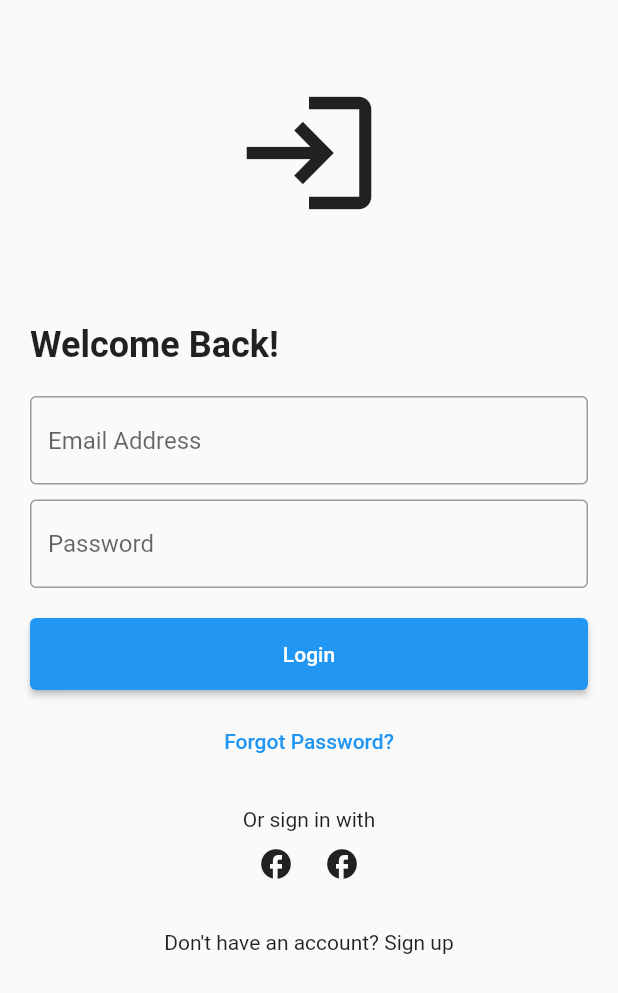
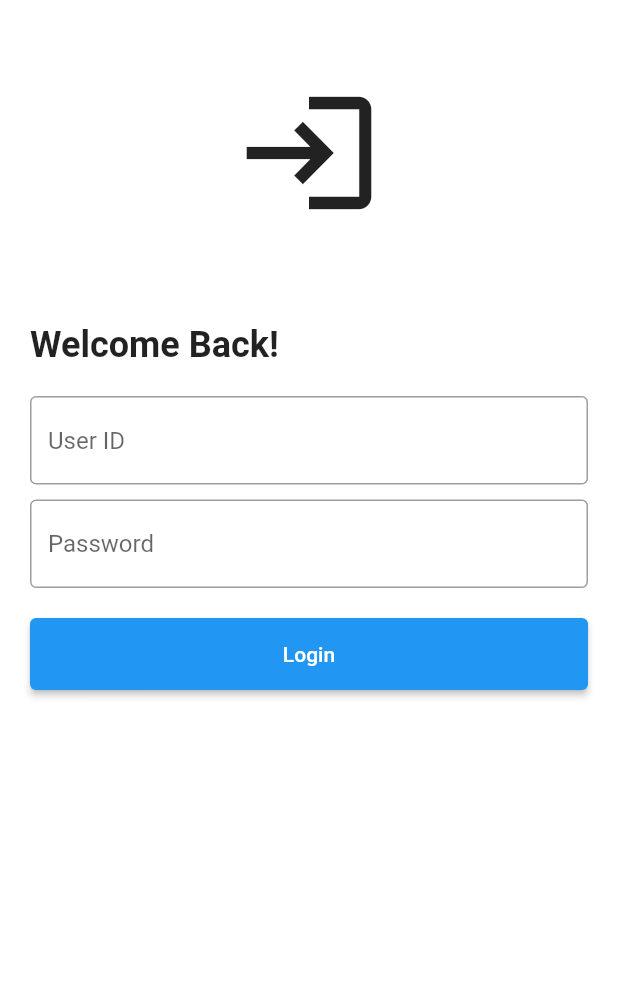
Before and after one commit to Ronitrs5/Nagarpalika-ERP, a Flutter app: the screen it shows after launch, on a phone screen of 412 x 824 dp. Shown: the top 993 px of the screen. Run offline on Flutter 3.47's test engine with Material 2 defaults, Android fonts, the phone set to English and light mode, and no system bars; our stand-ins replace geocoding, geolocator, google_maps_flutter, permission_handler, photo_view; missing offline and left inert: qrscan.

Commit message:
UI changes

```diff
--- a/lib/ui/home/home_page.dart
+++ b/lib/ui/home/home_page.dart
@@ -12,80 +12,82 @@ class HomePage extends StatefulWidget {
 class _HomePageState extends State<HomePage> {
   @override
   Widget build(BuildContext context) {
-    SystemChrome.setSystemUIOverlayStyle(SystemUiOverlayStyle(statusBarColor: Colors.blueAccent));
+    SystemChrome.setSystemUIOverlayStyle(const SystemUiOverlayStyle(statusBarColor: Colors.blueAccent));
     return Scaffold(
+      backgroundColor: Colors.white,
       body: SingleChildScrollView(
         child: Container(
-          padding: EdgeInsets.all(20.0),
+          padding: const EdgeInsets.all(20.0),
           child: Column(
             crossAxisAlignment: CrossAxisAlignment.stretch,
             children: [
-              Padding(
-                padding: const EdgeInsets.only(top: 32.0,bottom: 64),
+              const Padding(
+                padding: EdgeInsets.only(top: 32.0,bottom: 64),
                 child: Icon(Icons.login,size: 100,),
               ),
-              Text(
+              const Text(
                 'Welcome Back!',
                 style: TextStyle(
                   fontSize: 24,
                   fontWeight: FontWeight.bold,
                 ),
               ),
-              SizedBox(height: 20),
-              TextField(
+              const SizedBox(height: 20),
+              const TextField(
                 decoration: InputDecoration(
-                  hintText: 'Email Address',
+                  hintText: 'User ID',
                   border: OutlineInputBorder(),
                 ),
               ),
-              SizedBox(height: 10),
-              TextField(
+              const SizedBox(height: 10),
+              const TextField(
                 obscureText: true,
                 decoration: InputDecoration(
                   hintText: 'Password',
                   border: OutlineInputBorder(),
                 ),
               ),
-              SizedBox(height: 20),
+              const SizedBox(height: 20),
               ElevatedButton(
                 onPressed: () {
                   Navigator.push(
                     context,
-                    MaterialPageRoute(builder: (context) => LoginPage()),
+                    MaterialPageRoute(builder: (context) => const LoginPage()),
                   );
                 },
-                child: Padding(
-                  padding: const EdgeInsets.all(16.0),
+                child: const Padding(
+                  padding: EdgeInsets.all(16.0),
                   child: Text('Login'),
                 ),
               ),
-              SizedBox(height: 10),
-              TextButton(
-                onPressed: () {
+              const SizedBox(height: 10),
 
-                },
-                child: Text('Forgot Password?'),
-              ),
-              SizedBox(height: 20),
-              Text(
-                'Or sign in with',
-                textAlign: TextAlign.center,
-              ),
-              SizedBox(height: 10),
-              Row(
-                mainAxisAlignment: MainAxisAlignment.center,
-                children: [
-                  Icon(Icons.facebook),
-                  SizedBox(width: 20),
-                  Icon(Icons.facebook),
-                ],
-              ),
-              // Spacer(),
-              SizedBox(height: 32,),
-              Text(
-                'Don\'t have an account? Sign up',
-                textAlign: TextAlign.center,
-              ),
+              // TextButton(
+              //   onPressed: () {
+              //
+              //   },
+              //   child: Text('Forgot Password?'),
+              // ),
+              // SizedBox(height: 20),
+              // Text(
+              //   'Or sign in with',
+              //   textAlign: TextAlign.center,
+              // ),
+              // SizedBox(height: 10),
+              // Row(
+              //   mainAxisAlignment: MainAxisAlignment.center,
+              //   children: [
+              //     Icon(Icons.facebook),
+              //     SizedBox(width: 20),
+              //     Icon(Icons.facebook),
+              //   ],
+              // ),
+              // // Spacer(),
+              // SizedBox(height: 32,),
+              // Text(
+              //   'Don\'t have an account? Sign up',
+              //   textAlign: TextAlign.center,
+              // ),
             ],
           ),
         ),
--- a/lib/ui/home/waste_collection.dart
+++ b/lib/ui/home/waste_collection.dart
@@ -153,10 +153,10 @@ class _WasteCollectionPageState extends State<WasteCollectionPage> {
              Row(
               mainAxisAlignment: MainAxisAlignment.spaceBetween,
               children: [
-                Padding(
+                const Padding(
                   padding: EdgeInsets.fromLTRB(20, 0, 20, 0),
                   child: Text(
-                    "आजच्या कचर्याचे प्रकार",
+                    "आजच्या कचऱ्याचे प्रकार",
                     style: TextStyle(
                       fontSize: 20,
                     ),
@@ -167,7 +167,7 @@ class _WasteCollectionPageState extends State<WasteCollectionPage> {
                   onTap:(){
                     trashInstruction(context);
                   },
-                  child: Padding(
+                  child: const Padding(
                     padding: EdgeInsets.fromLTRB(0, 0, 16, 0),
                     child: Icon(Icons.info_outline_rounded),
                   ),
--- a/pubspec.yaml
+++ b/pubspec.yaml
@@ -67,6 +67,7 @@ flutter:
     - assets/recycle.png
     - assets/icon_qr.png
     - assets/icon_maps.png
+    - assets/icon_moblocation.png
   #   - images/a_dot_ham.jpeg
 
   # An image asset can refer to one or more resolution-specific "variants", see
```
Also changed, not shown: lib/ui/home/description.dart (+34 -3 lines), lib/ui/home/new_registration.dart (+181 -70 lines), lib/ui/home/property_details.dart (+19 -19 lines), assets/icon_moblocation.png (added).
